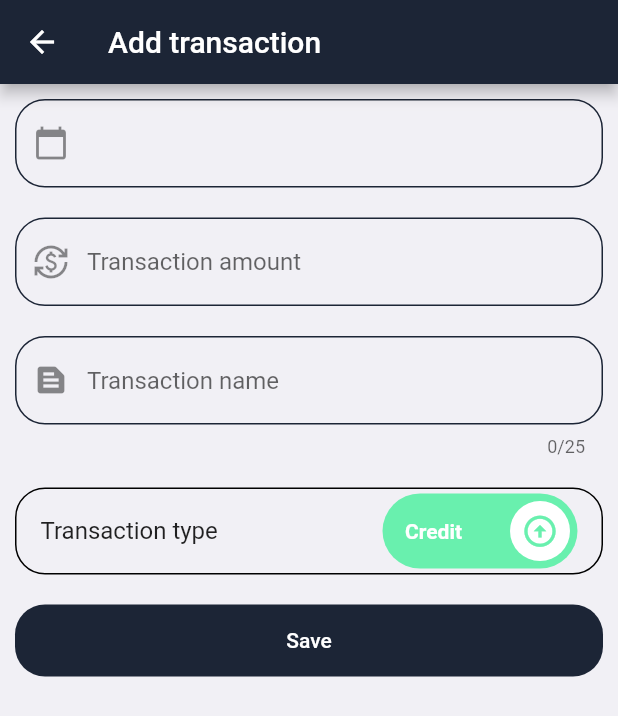
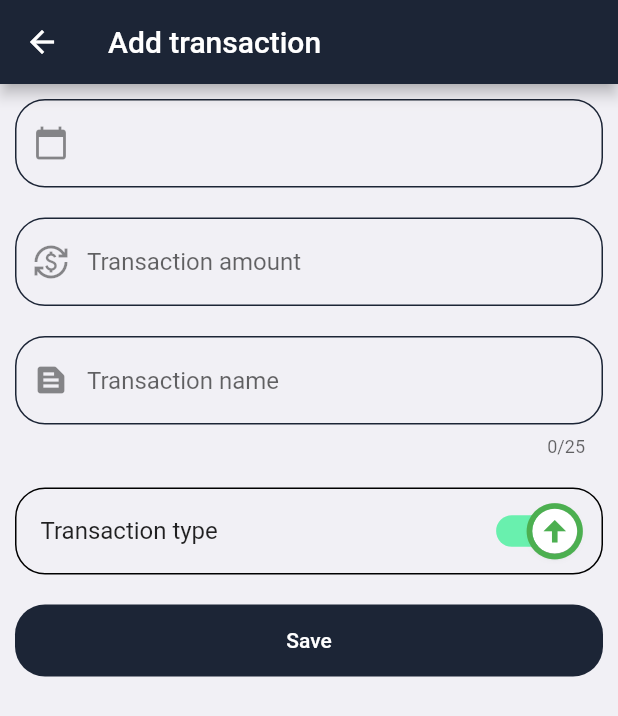
Before and after one commit to Aswatth/myCashFlow, a Flutter app: the AddTransactionPage screen opened directly, on a phone screen of 412 x 824 dp. Shown: the top 716 px of the screen. Run offline on Flutter 3.47's test engine with Material 2 defaults, Android fonts, the phone set to English and light mode, and no system bars; drawn by our look-alikes of date_time_picker, lite_rolling_switch; our stand-ins replace sqflite; accounts and stored records are empty.

Commit message:
Updated UI for transcation type

```diff
--- a/lib/pages/add-transaction-page.dart
+++ b/lib/pages/add-transaction-page.dart
@@ -1,6 +1,5 @@
 import 'package:date_time_picker/date_time_picker.dart';
 import 'package:flutter/material.dart';
-import 'package:lite_rolling_switch/lite_rolling_switch.dart';
 import 'package:my_cash_flow/models/account-model.dart';
 import 'package:my_cash_flow/models/transaction-model.dart';
 import 'package:my_cash_flow/models/transactionTypeEnum.dart';
@@ -47,6 +46,25 @@ class _AddTransactionPageState extends State<AddTransactionPage> {
     // TODO: implement initState
     super.initState();
   }
+
+  final MaterialStateProperty<Icon?> thumbIcon =
+      MaterialStateProperty.resolveWith<Icon?>(
+    (Set<MaterialState> states) {
+      // Thumb icon when the switch is selected.
+      if (states.contains(MaterialState.selected)) {
+        return const Icon(
+          Icons.arrow_circle_up,
+          color: Colors.green,
+          size: 30,
+        );
+      }
+      return const Icon(
+        Icons.arrow_circle_down,
+        color: Colors.red,
+        size: 30,
+      );
+    },
+  );
 
   @override
   Widget build(BuildContext context) {
@@ -151,35 +169,35 @@ class _AddTransactionPageState extends State<AddTransactionPage> {
                 side: BorderSide(width: 1),
                 borderRadius: BorderRadius.circular(20.0)),
             title: Text("Transaction type"),
-            trailing: LiteRollingSwitch(
+            trailing: Transform.scale(
+              scale: 1.5,
+              child: Switch(
+                  thumbIcon: thumbIcon,
                   value: _selectedTransactionType == TransactionType.CREDIT,
-              textOn: "Credit",
-              textOff: "Debit",
-              colorOn: Colors.greenAccent,
-              colorOff: Colors.redAccent,
-              iconOn: Icons.arrow_circle_up,
-              iconOff: Icons.arrow_circle_down,
+                  activeColor: Colors.white,
+                  activeTrackColor: Colors.greenAccent,
+                  inactiveThumbColor: Colors.white,
+                  inactiveTrackColor: Colors.redAccent,
                   onChanged: (bool value) {
                     setState(() {
                       _selectedTransactionType =
                           value ? TransactionType.CREDIT : TransactionType.DEBIT;
                     });
-              },
-              onSwipe: () {},
-              onTap: () {},
-              onDoubleTap: () {},
+                  }),
             ),
           ),
           Container(
             decoration: BoxDecoration(
                 color: const Color(0xFF1C2536),
-              borderRadius: BorderRadius.circular(20.0)
-            ),
+                borderRadius: BorderRadius.circular(20.0)),
             child: TextButton(
               onPressed: () {
                 saveTransaction();
               },
-              child: Text("Save", style: TextStyle(color: Colors.white),),
+              child: Text(
+                "Save",
+                style: TextStyle(color: Colors.white),
+              ),
             ),
           )
         ]
```
Also changed, not shown: pubspec.lock. Lines whose indentation alone changed are shown as unchanged.
